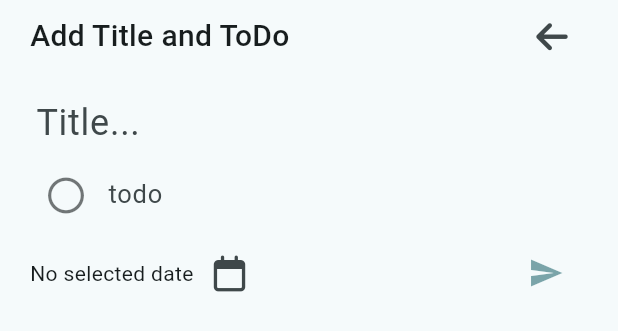
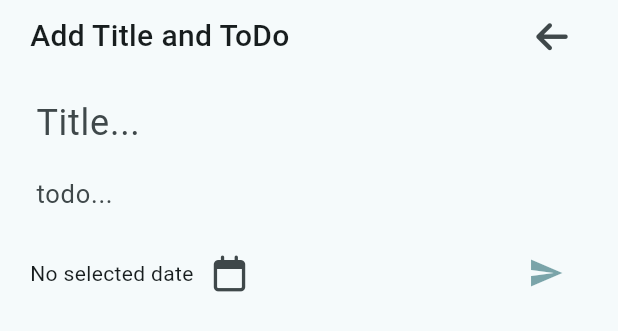
Before and after one commit to danu-ramdhani/saveTask, a Flutter app: the AddTitleTodo widget shown alone on an empty page, opened directly, on a phone screen of 412 x 824 dp. Shown: the top 331 px of the screen. Run offline on Flutter 3.47's test engine with Material 2 defaults, Android fonts, the light colour scheme and no system bars; our stand-ins replace cloud_firestore, firebase_auth, firebase_core, font_awesome_flutter, google_mobile_ads, google_sign_in and 1 more; accounts and stored records are empty; network calls fail.

Commit message:
update ui bottom sheet

```diff
--- a/lib/show_modal_bottom_sheet/add_title_todo.dart
+++ b/lib/show_modal_bottom_sheet/add_title_todo.dart
@@ -56,9 +56,6 @@ class _AddTodoScreenState extends State<AddTitleTodo> {
         'date': Timestamp.now(),
       });
     }
-
-    titleTx.clear();
-    todoTx.clear();
   }
 
   void _openPickDate() {
@@ -129,19 +126,17 @@ class _AddTodoScreenState extends State<AddTitleTodo> {
           TextFormField(
             controller: todoTx,
             maxLength: 70,
-            decoration: InputDecoration(
-              contentPadding: const EdgeInsets.all(0),
-              prefixIcon: Icon(
-                FontAwesomeIcons.circle,
-                color:
-                    Theme.of(context).colorScheme.onBackground.withOpacity(0.6),
+            decoration: const InputDecoration(
+              contentPadding: EdgeInsets.symmetric(
+                vertical: 0,
+                horizontal: 0,
               ),
               counterText: '',
-              border: const OutlineInputBorder(borderSide: BorderSide.none),
+              border: OutlineInputBorder(borderSide: BorderSide.none),
               alignLabelWithHint: true,
-              labelText: 'todo',
+              labelText: 'todo...',
               floatingLabelBehavior: FloatingLabelBehavior.never,
-              labelStyle: const TextStyle(
+              labelStyle: TextStyle(
                 fontSize: 17,
               ),
             ),
```
Also changed, not shown: lib/show_modal_bottom_sheet/add_todo_in_tttle.dart (+4 -9 lines), lib/show_modal_bottom_sheet/edit_todo.dart (+4 -9 lines).
